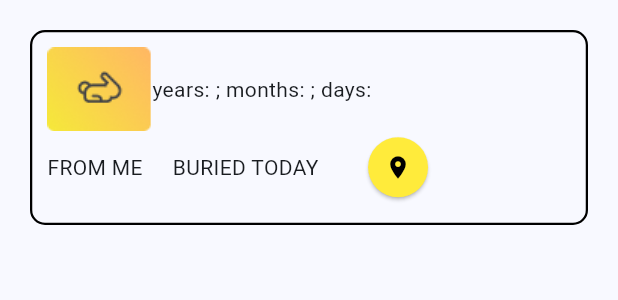
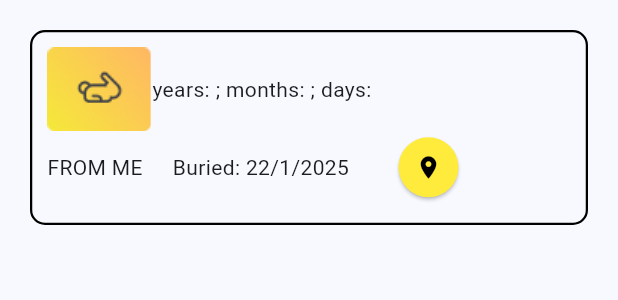
Before and after one commit to YPYT/TimeCapsule, a Flutter app: the ListRow widget shown alone on an empty page, opened directly with empty values, on a phone screen of 412 x 824 dp. Shown: the top 300 px of the screen. Run offline on Flutter 3.47's test engine with Material 3 defaults, Android fonts, the phone set to English and light mode, and no system bars; our stand-ins replace image_picker, shared_preferences; missing offline and left inert: map_location_picker, time_machine; accounts and stored records are empty.

Commit message:
Show buried time on list capsule

```diff
--- a/lib/create_capsule.dart
+++ b/lib/create_capsule.dart
@@ -143,6 +143,7 @@ class _CreateScreenState extends State<CreateScreen> {
       "media": _media,
       "sender": 0,
       "unlocked": 0,
+      "buried_date": DateTime.now().toString(),
     };
     capsules.add(capsuleData);
 
--- a/lib/view_capsule.dart
+++ b/lib/view_capsule.dart
@@ -192,6 +192,7 @@ class _ListRowState extends State<ListRow> {
     LocalDate unlockDate = LocalDate.dateTime(DateTime.parse(widget.capsule["date"]));
     Period dateDiff = unlockDate.periodSince(LocalDate.today());
     String dateDiffString = "years: ${dateDiff.years}; months: ${dateDiff.months}; days: ${dateDiff.days}";
+    DateTime buriedDate = DateTime.parse(widget.capsule["buried_date"]);
 
     return Container(
       height: 130,
@@ -217,7 +218,7 @@ class _ListRowState extends State<ListRow> {
             spacing: 20,
             children: [
               Text("FROM ME"),
-              Text("BURIED TODAY"),
+              Text("Buried: ${buriedDate.day}/${buriedDate.month}/${buriedDate.year}"),
               ElevatedButton(
                 onPressed: () {},
                 style: ElevatedButton.styleFrom(
```
